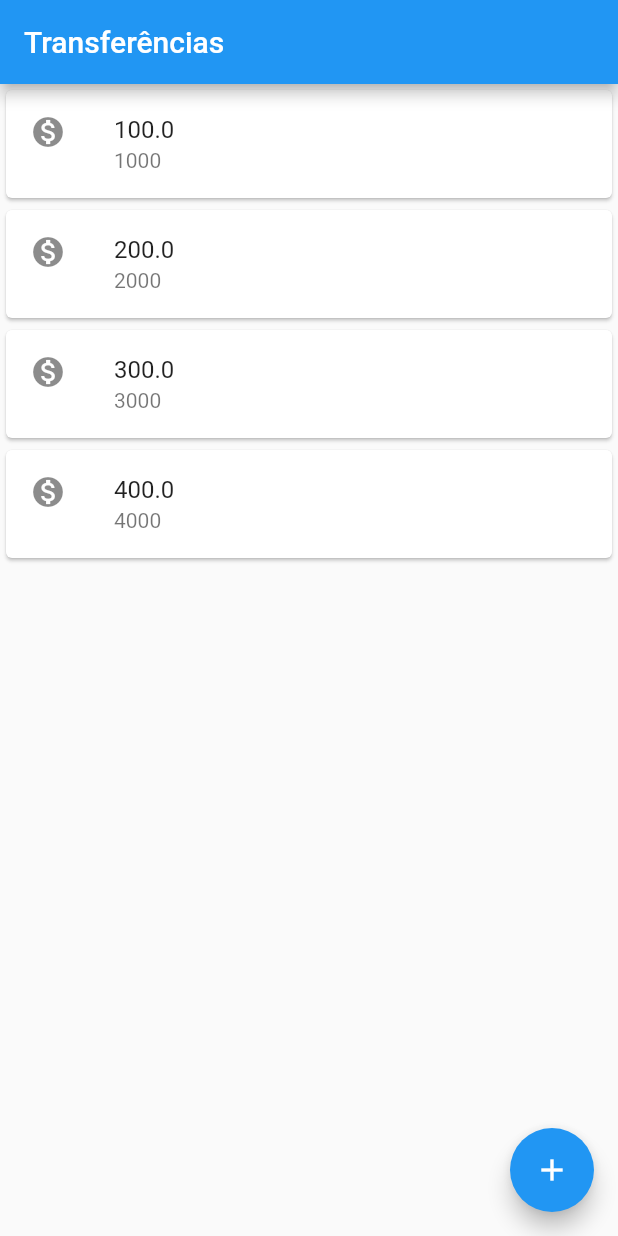
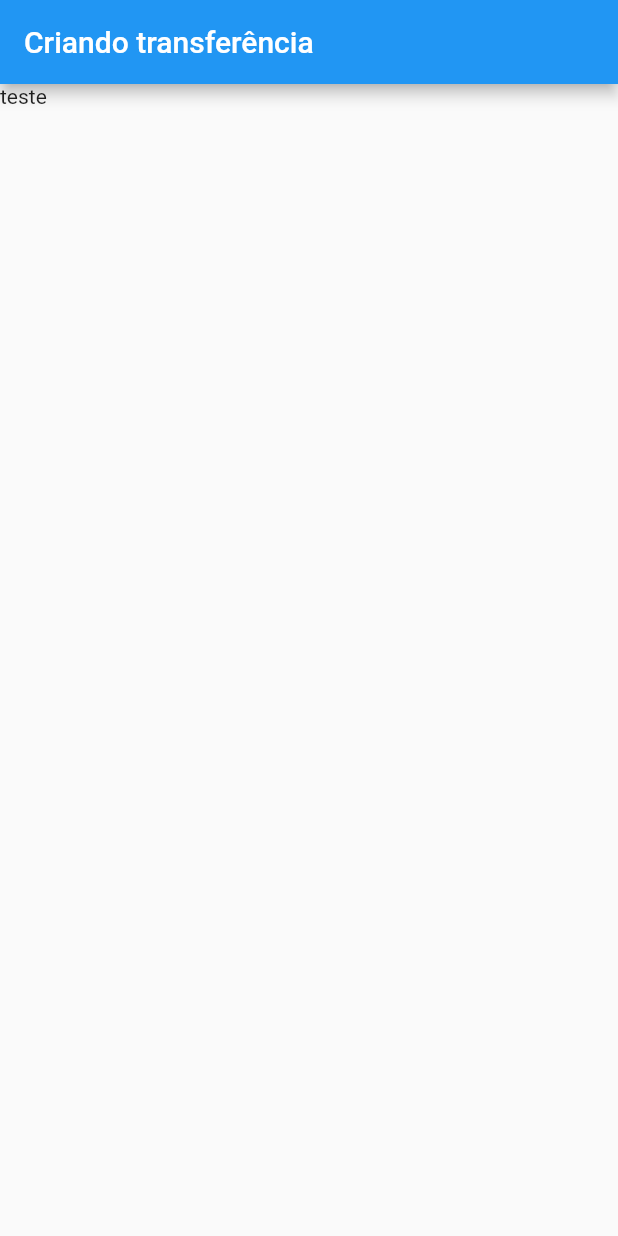
Before and after one commit to gabrieldarlan/bytebank_flutter_modulo_01_brq, a Flutter app: the screen it shows after launch, on a phone screen of 412 x 824 dp. Run offline on Flutter 3.47's test engine with Material 2 defaults, Android fonts, the phone set to English and light mode, and no system bars.

Commit message:
aula 03 - 01 Conhecendo o hot reload completo

```diff
--- a/lib/main.dart
+++ b/lib/main.dart
@@ -1,31 +1,47 @@
 import 'package:flutter/material.dart';
 
-void main() => runApp(
-      MaterialApp(
-        debugShowCheckedModeBanner: false,
-        home: Scaffold(
-          body: ListaTransferencias(),
-          appBar: AppBar(
-            title: Text('Transferências'),
-          ),
-          floatingActionButton: FloatingActionButton(
-            child: Icon(Icons.add),
-            onPressed: () {},
-          ),
-        ),
+void main() => runApp(BytebankApp());
+
+class BytebankApp extends StatelessWidget {
+  @override
+  Widget build(BuildContext context) {
+    return MaterialApp(
+      debugShowCheckedModeBanner: false,
+      home: Scaffold(
+        body: FormularioTransferencia(),
       ),
     );
+  }
+}
+
+class FormularioTransferencia extends StatelessWidget {
+  @override
+  Widget build(BuildContext context) {
+    return Scaffold(
+      body: Text('teste'),
+      appBar: AppBar(title: Text('Criando transferência')),
+    );
+  }
+}
 
 class ListaTransferencias extends StatelessWidget {
   @override
   Widget build(BuildContext context) {
-    return Column(
-      children: <Widget>[
-        ItemTransferencia(Transferencia(100.0, 1000)),
-        ItemTransferencia(Transferencia(200.0, 2000)),
-        ItemTransferencia(Transferencia(300.0, 3000)),
-        ItemTransferencia(Transferencia(400.0, 4000)),
-      ],
+    return Scaffold(
+      appBar: AppBar(
+        title: Text('Transferências'),
+      ),
+      body: Column(
+        children: <Widget>[
+          ItemTransferencia(Transferencia(100.0, 1000)),
+          ItemTransferencia(Transferencia(200.0, 2000)),
+          ItemTransferencia(Transferencia(300.0, 3000)),
+        ],
+      ),
+      floatingActionButton: FloatingActionButton(
+        child: Icon(Icons.add),
+        onPressed: () {},
+      ),
     );
   }
 }
```
